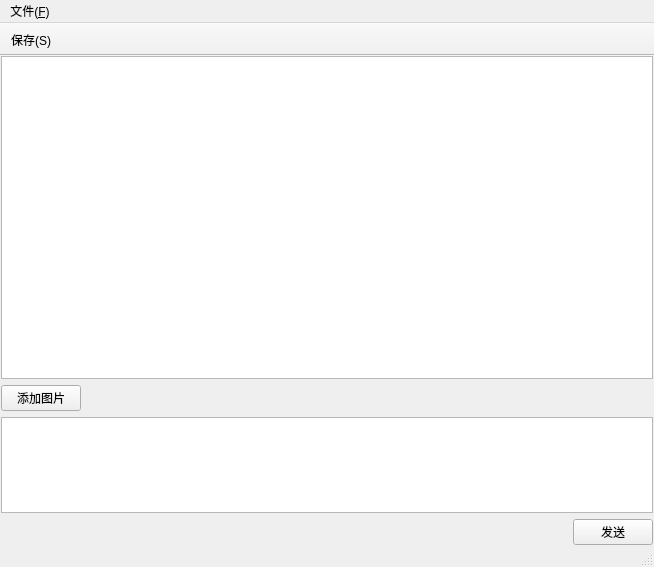
Above: client/src/ui/chatingwindow.ui from abomb4/biye before the change. Below: the same form after it.
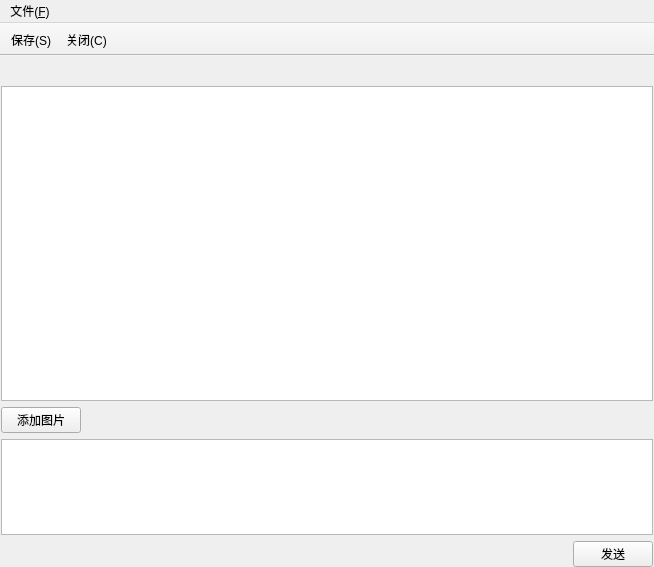
That is the form after the change. Icons and pictures are not drawn.

```diff
--- a/client/src/ui/chatingwindow.ui
+++ b/client/src/ui/chatingwindow.ui
@@ -42,6 +42,30 @@
     <property name="bottomMargin">
      <number>0</number>
     </property>
+    <item>
+     <widget class="QWidget" name="c_contact" native="true">
+      <property name="minimumSize">
+       <size>
+        <width>0</width>
+        <height>24</height>
+       </size>
+      </property>
+      <layout class="QVBoxLayout" name="verticalLayout_3">
+       <property name="leftMargin">
+        <number>0</number>
+       </property>
+       <property name="topMargin">
+        <number>0</number>
+       </property>
+       <property name="rightMargin">
+        <number>0</number>
+       </property>
+       <property name="bottomMargin">
+        <number>0</number>
+       </property>
+      </layout>
+     </widget>
+    </item>
     <item>
      <widget class="QTextEdit" name="edt_show">
       <property name="readOnly">
@@ -192,7 +216,6 @@
    </widget>
    <addaction name="menu"/>
   </widget>
-  <widget class="QStatusBar" name="statusbar"/>
   <widget class="QToolBar" name="toolBar">
    <property name="windowTitle">
     <string>toolBar</string>
@@ -216,6 +239,7 @@
     <bool>false</bool>
    </attribute>
    <addaction name="action_Save"/>
+   <addaction name="action_close"/>
   </widget>
   <action name="action_Save">
    <property name="icon">
@@ -226,6 +250,15 @@
     <string>保存(&amp;S)</string>
    </property>
   </action>
+  <action name="action_close">
+   <property name="icon">
+    <iconset theme="application-exit" resource="../icons.qrc">
+     <normaloff>:/ui/icons/application-exit.svg</normaloff>:/ui/icons/application-exit.svg</iconset>
+   </property>
+   <property name="text">
+    <string>关闭(&amp;C)</string>
+   </property>
+  </action>
  </widget>
  <resources>
   <include location="../icons.qrc"/>
```
